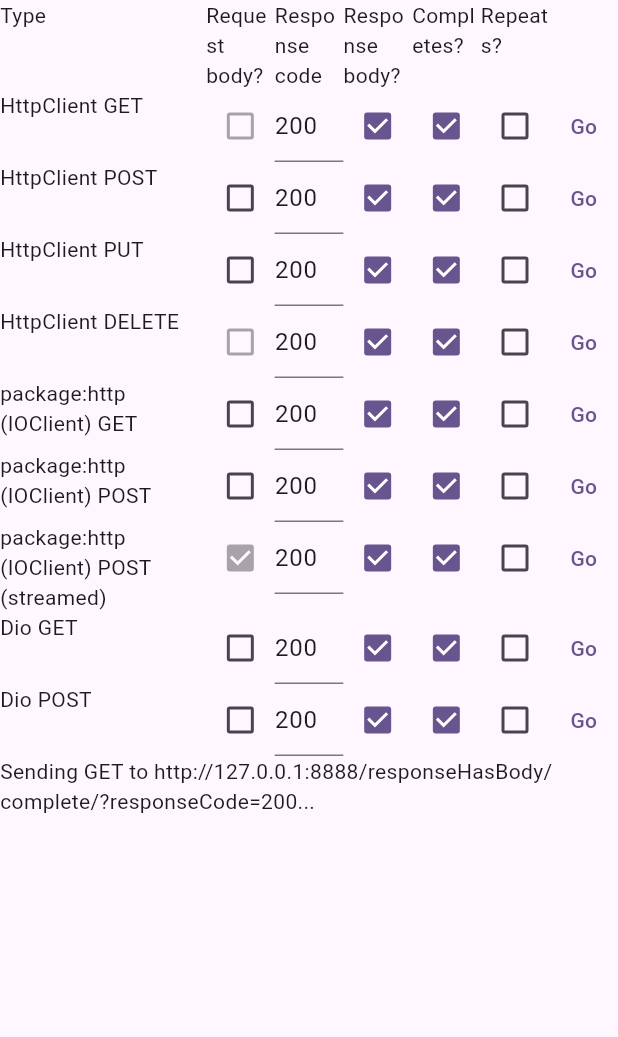
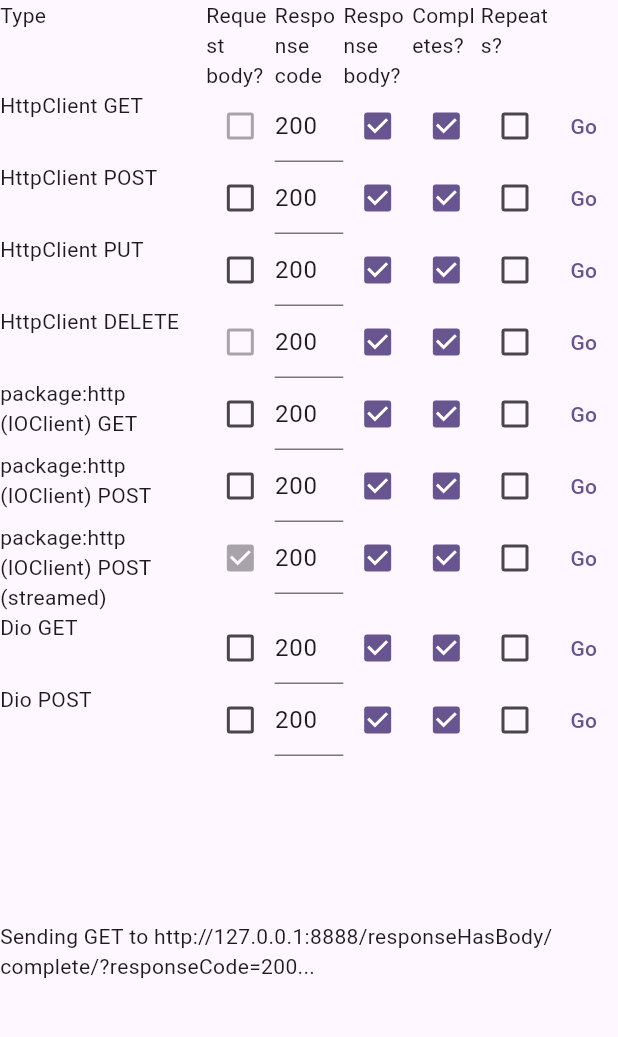
Before and after one commit to srawlins/network_traffic, a Flutter app: the screen it shows after launch, after a tap on "Go", on a phone screen of 412 x 824 dp, the part 84-1121 px from its top. Run offline on Flutter 3.47's test engine with Material 3 defaults, Android fonts, the phone set to English and light mode, and no system bars; our stand-ins replace dio; missing offline and left inert: cupertino_http; network calls fail.

Commit message:
make the table scrollable, and the log portion 20% of the app height

```diff
--- a/lib/main.dart
+++ b/lib/main.dart
@@ -64,8 +64,14 @@
       ),
       body: Column(
         children: [
-          Center(child: RequestTable(logWriteln: _logWriteln)),
           Expanded(
+            flex: 4,
+            child: SingleChildScrollView(
+              child: RequestTable(logWriteln: _logWriteln),
+            ),
+          ),
+          Expanded(
+            flex: 1,
             child: SingleChildScrollView(
               scrollDirection: Axis.vertical,
               controller: _logScrollController,
```
